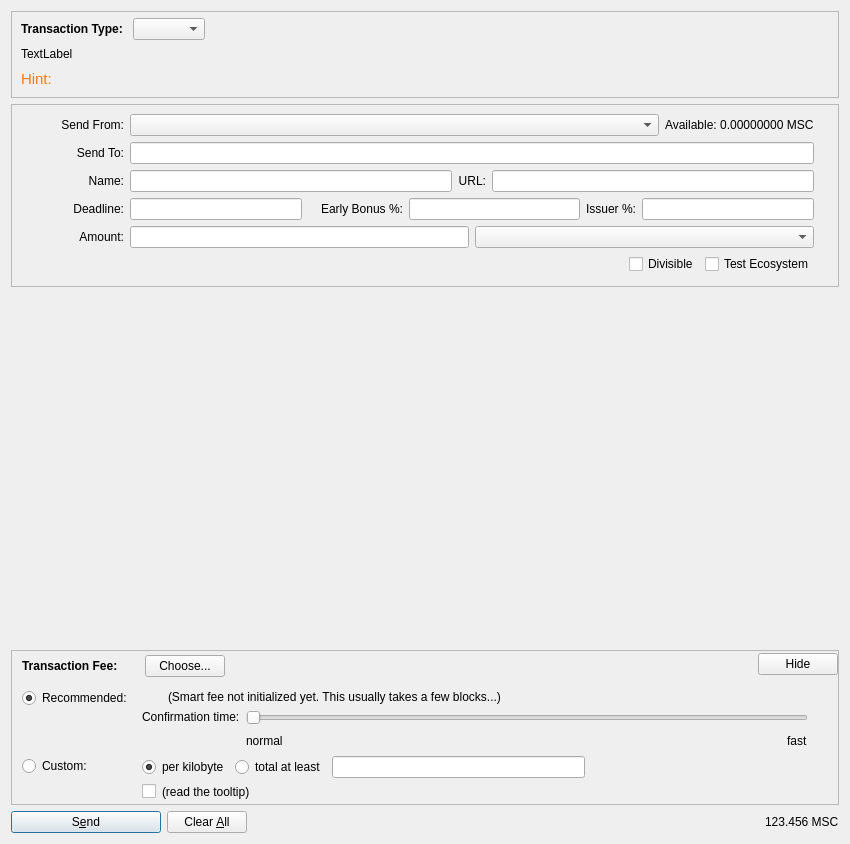
Qt form src/qt/forms/sendmpdialog.ui (OmniLayer/omnicore-lite-deprecated) before a commit.
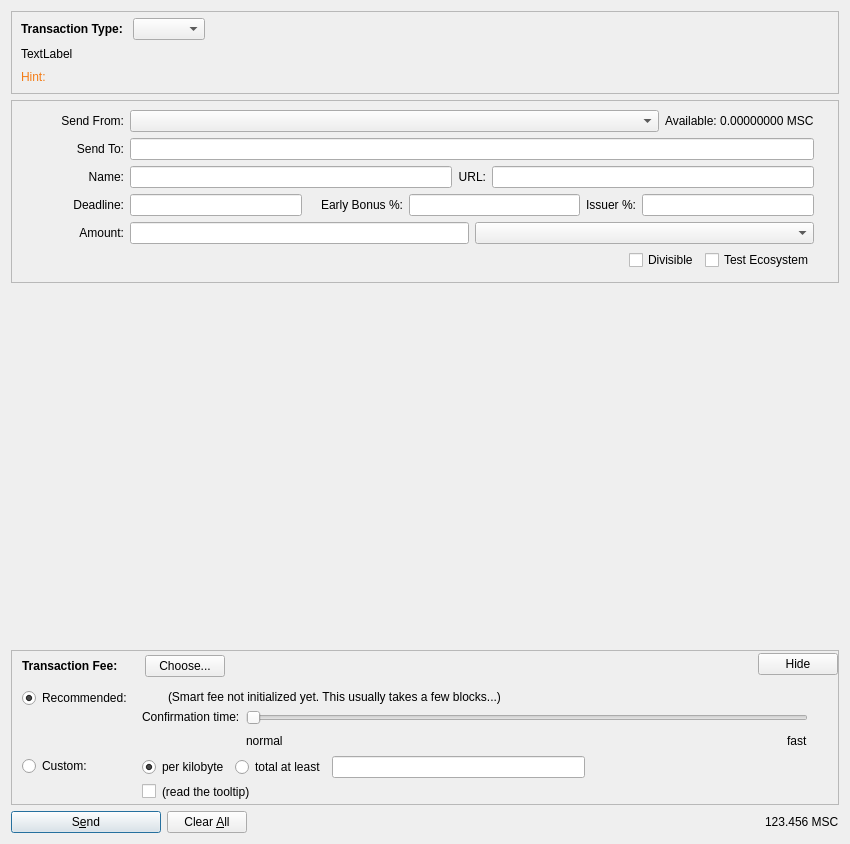
The same form after that commit. Icons and pictures are not drawn. Custom widgets are drawn as their Qt base class.

Commit message: Fix hint font too large on Windows

The edit to the form file:
```diff
--- a/src/qt/forms/sendmpdialog.ui
+++ b/src/qt/forms/sendmpdialog.ui
@@ -127,11 +127,6 @@
           </property>
           <item>
            <widget class="QLabel" name="hintLabel">
-            <property name="font">
-             <font>
-              <pointsize>11</pointsize>
-             </font>
-            </property>
             <property name="styleSheet">
              <string notr="true">QLabel { color:rgb(243, 124, 22);} </string>
             </property>
```
